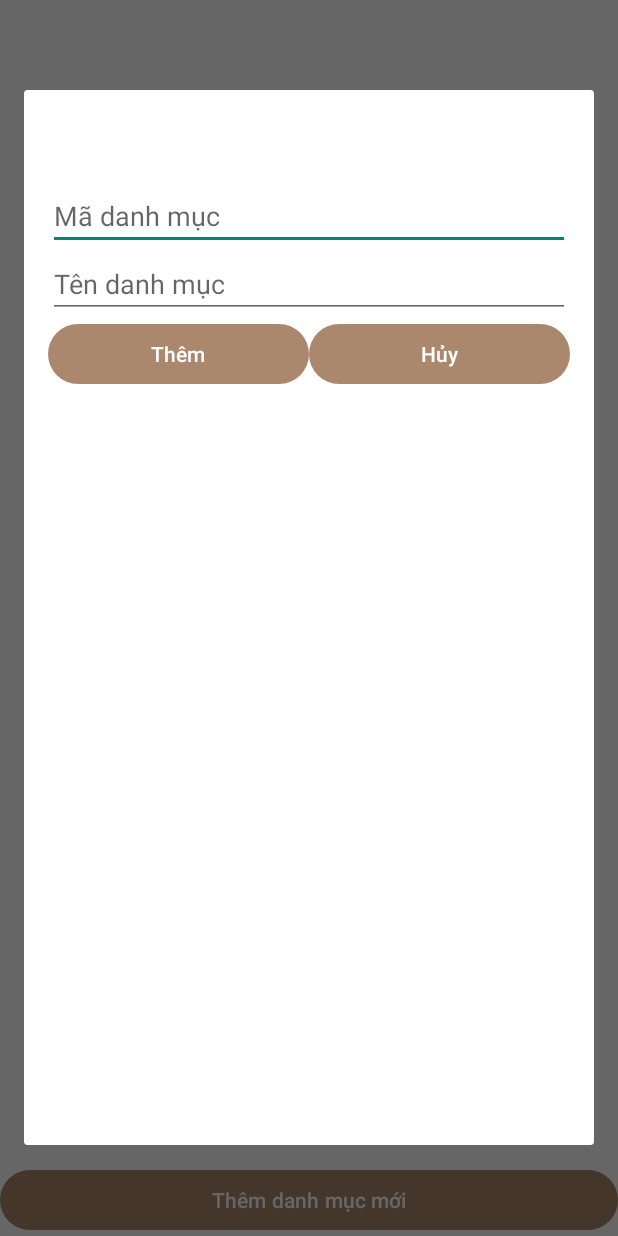
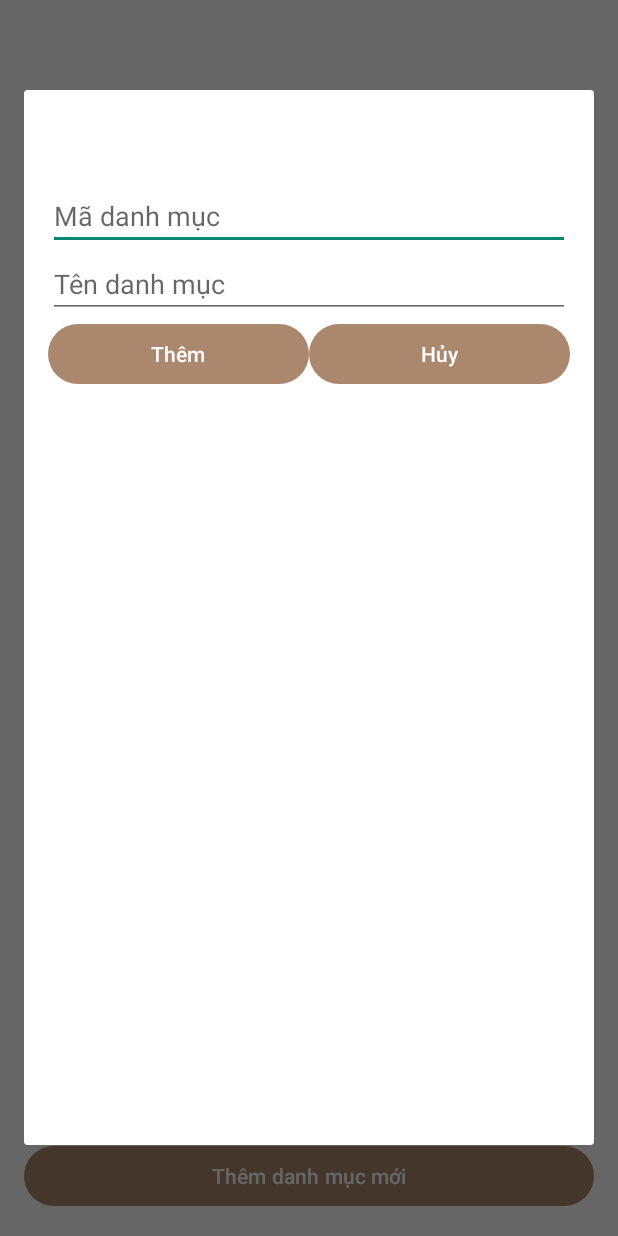
Before and after one commit to hiennhatou/flower-store, an Android app: the CategoryManagementActivity screen opened directly, with no data from a screen before it, after a tap on "Thêm danh mục mới", on a phone screen of 412 x 824 dp. Run offline under Robolectric (Android 15) with nearby library versions, the phone set to English and light mode, and no system bars; our stand-ins replace Firebase (no records; nobody signed in at launch, a user with empty details on screens opened directly).

Commit message:
update category

```diff
--- a/app/src/main/java/edu/ou/flowerstore/ui/category/CategoryAdapter.java
+++ b/app/src/main/java/edu/ou/flowerstore/ui/category/CategoryAdapter.java
@@ -15,9 +15,9 @@ import edu.ou.flowerstore.databinding.ItemCategoryAdminBinding;
 public class CategoryAdapter extends RecyclerView.Adapter<CategoryAdapter.CategoryViewHolder> {
     private final List<Category> categories;
     private final Context context;
-    private OnCategoryItemClickListener listener; // Thêm listener
+    private OnCategoryItemClickListener listener;
 
-    public CategoryAdapter(List<Category> categories, Context context, OnCategoryItemClickListener listener) { // Cập nhật constructor
+    public CategoryAdapter(List<Category> categories, Context context, OnCategoryItemClickListener listener) {
         this.categories = categories;
         this.context = context;
         this.listener = listener;
@@ -35,15 +35,15 @@ public class CategoryAdapter extends RecyclerView.Adapter<CategoryAdapter.Catego
         Category category = categories.get(position);
         holder.binding.categoryName.setText(category.getName());
 
-        holder.binding.optionsMenu.setOnClickListener(v -> { // Xử lý sự kiện click vào ImageView
+        holder.binding.optionsMenu.setOnClickListener(v -> {
             PopupMenu popup = new PopupMenu(context, holder.binding.optionsMenu);
             popup.getMenuInflater().inflate(R.menu.category_options_menu, popup.getMenu());
             popup.setOnMenuItemClickListener(item -> {
                 int itemId = item.getItemId();
                 if (itemId == R.id.action_update) {
-                    listener.onUpdateCategory(category); // Gọi listener cho cập nhật
+                    listener.onUpdateCategory(category);
                 } else if (itemId == R.id.action_delete) {
-                    listener.onDeleteCategory(category); // Gọi listener cho xóa
+                    listener.onDeleteCategory(category, position);
                 }
                 return true;
             });
@@ -65,8 +65,8 @@ public class CategoryAdapter extends RecyclerView.Adapter<CategoryAdapter.Catego
         }
     }
 
-    public interface OnCategoryItemClickListener { // Interface cho listener
+    public interface OnCategoryItemClickListener {
         void onUpdateCategory(Category category);
-        void onDeleteCategory(Category category);
+        void onDeleteCategory(Category category, int position); // Cập nhật listener để nhận thêm vị trí
     }
 }
--- a/app/src/main/res/layout/activity_category_management.xml
+++ b/app/src/main/res/layout/activity_category_management.xml
@@ -1,19 +1,30 @@
-<androidx.constraintlayout.widget.ConstraintLayout xmlns:android="http://schemas.android.com/apk/res/android"
+<?xml version="1.0" encoding="utf-8"?>
+<androidx.constraintlayout.widget.ConstraintLayout
+    xmlns:android="http://schemas.android.com/apk/res/android"
     xmlns:app="http://schemas.android.com/apk/res-auto"
     android:layout_width="match_parent"
-    android:layout_height="match_parent">
+    android:layout_height="match_parent"
+    android:padding="16dp">
+
 
     <androidx.recyclerview.widget.RecyclerView
         android:id="@+id/recyclerView"
         android:layout_width="match_parent"
         android:layout_height="0dp"
+        android:paddingTop="8dp"
+        android:paddingBottom="8dp"
         app:layout_constraintTop_toTopOf="parent"
         app:layout_constraintBottom_toTopOf="@id/addCategoryBtn" />
+
 
     <com.google.android.material.button.MaterialButton
         android:id="@+id/addCategoryBtn"
         android:layout_width="match_parent"
         android:layout_height="wrap_content"
         android:text="Thêm danh mục mới"
+        android:textColor="@android:color/white"
+        android:layout_marginTop="16dp"
+        android:elevation="4dp"
         app:layout_constraintBottom_toBottomOf="parent" />
+
 </androidx.constraintlayout.widget.ConstraintLayout>
```
Also changed, not shown: app/src/main/java/edu/ou/flowerstore/ui/category/AddCategoryDialog.java (+7 -2 lines), app/src/main/java/edu/ou/flowerstore/ui/category/Category.java (+4 -4 lines), app/src/main/java/edu/ou/flowerstore/ui/category/CategoryManagementActivity.java (+96 -9 lines).
